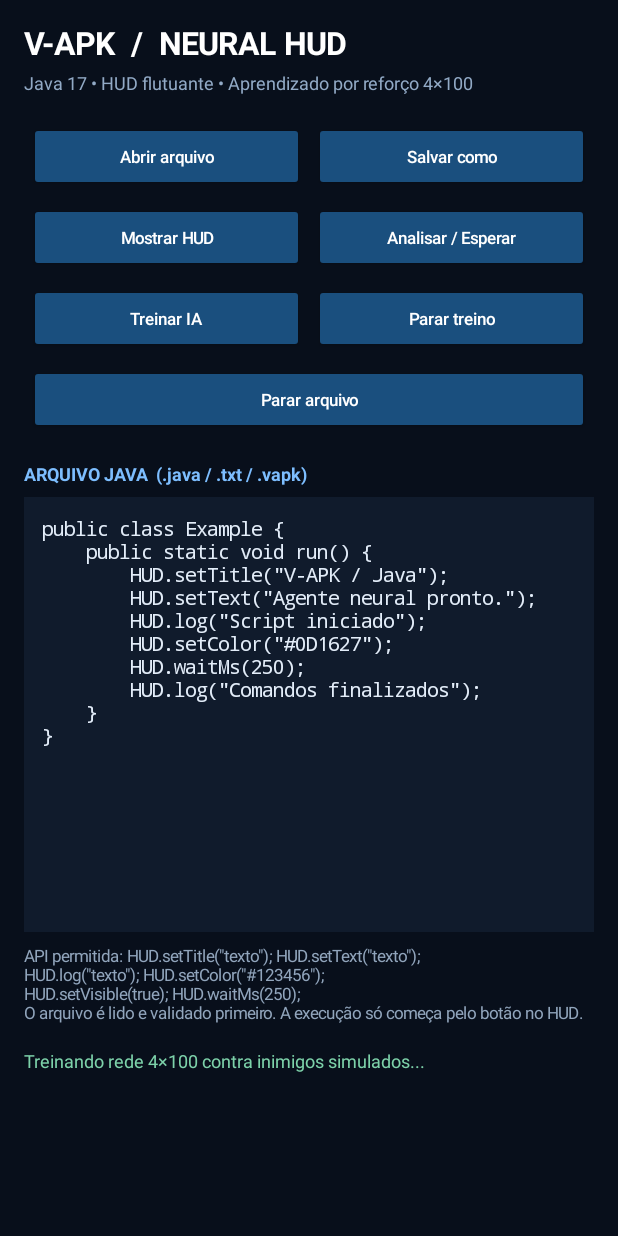
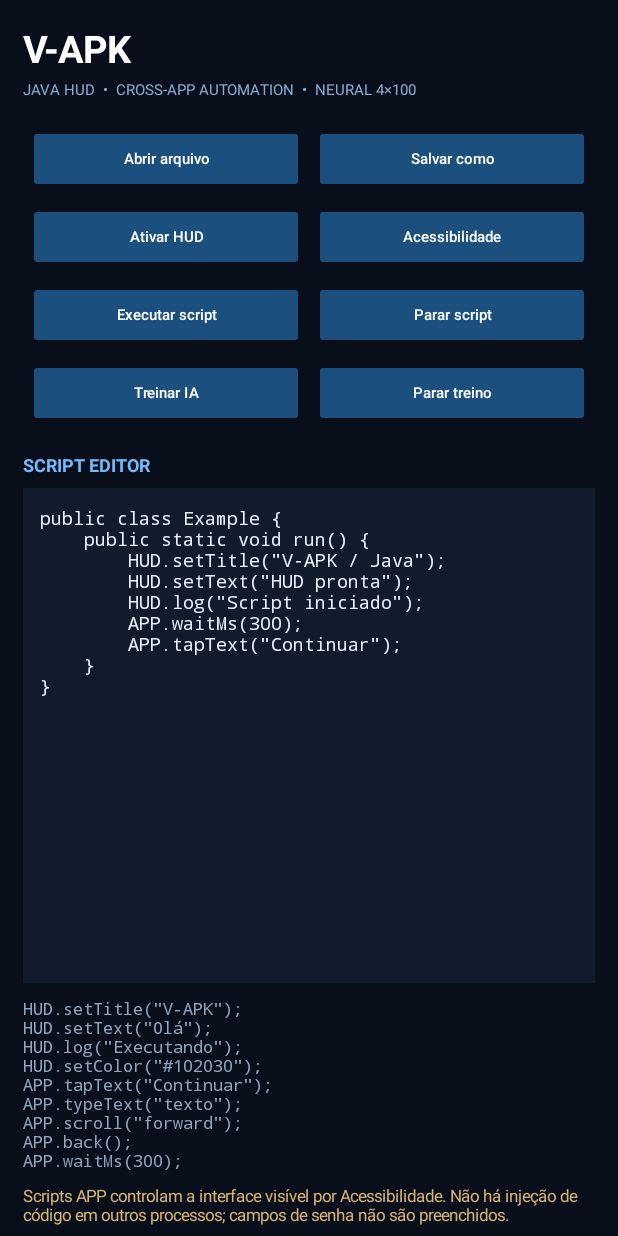
Before and after one commit to japaguimarassi-create/V-APK, an Android app: the screen it shows after launch (MainActivity), on a phone screen of 412 x 824 dp. Run offline under Robolectric (Android 15) with nearby library versions, the phone set to English and light mode, and no system bars.

Commit message:
Rebuild V-APK main interface for controlled cross-app scripts

```diff
--- a/app/src/main/java/com/vapk/hud/MainActivity.java
+++ b/app/src/main/java/com/vapk/hud/MainActivity.java
@@ -1,7 +1,9 @@
 package com.vapk.hud;
 
 import android.app.Activity;
+import android.content.ComponentName;
 import android.content.Intent;
+import android.content.res.ColorStateList;
 import android.graphics.Color;
 import android.graphics.Typeface;
 import android.net.Uri;
@@ -9,7 +11,6 @@ import android.os.Build;
 import android.os.Bundle;
 import android.provider.Settings;
 import android.text.InputType;
-import android.util.Base64;
 import android.view.Gravity;
 import android.view.View;
 import android.widget.Button;
@@ -21,26 +22,25 @@ import android.widget.Toast;
 
 import java.io.ByteArrayOutputStream;
 import java.io.File;
+import java.io.FileOutputStream;
 import java.io.InputStream;
 import java.io.OutputStream;
 import java.nio.charset.StandardCharsets;
+import java.util.Locale;
+import java.util.concurrent.atomic.AtomicBoolean;
 
 public final class MainActivity extends Activity {
-    public static final String EXTRA_HUD_START = "com.vapk.hud.HUD_START";
-    private static final int REQUEST_OPEN = 4101;
-    private static final int REQUEST_SAVE = 4102;
-    private static final int DEFAULT_TRAINING_EPISODES = 120;
-    private static final int MAX_FILE_BYTES = 100_000;
+    private static final int REQUEST_OPEN = 6101;
+    private static final int REQUEST_SAVE = 6102;
+    private static final int TRAINING_EPISODES = 150;
 
     private EditText editor;
     private TextView status;
     private NeuralAgent agent;
-    private ScriptEngine.Plan pendingPlan;
-    private Thread scriptThread;
-    private boolean training;
+    private File modelFile;
+    private final AtomicBoolean cancelScript = new AtomicBoolean(false);
+    private volatile boolean training;
     private volatile boolean scriptRunning;
-    private volatile boolean aiActive;
-    private File modelFile;
 
     private int dp(float value) {
         return (int) (value * getResources().getDisplayMetrics().density + 0.5f);
@@ -49,124 +49,100 @@ public final class MainActivity extends Activity {
     @Override
     protected void onCreate(Bundle savedInstanceState) {
         super.onCreate(savedInstanceState);
-        modelFile = new File(getFilesDir(), "model_4x100.bin");
-        installSeedModel();
+        modelFile = new File(getFilesDir(), "vapk-agent-4x100.bin");
         agent = new NeuralAgent(modelFile);
-        buildInterface();
-        String savedScript = getPreferences(MODE_PRIVATE).getString("pending_script", null);
-        if (savedScript != null) editor.setText(savedScript);
-        prepareScript();
-
-        if (!modelFile.isFile()) startTraining();
-        handleHudIntent(getIntent());
+        buildUi();
     }
 
-    @Override
-    protected void onNewIntent(Intent intent) {
-        super.onNewIntent(intent);
-        setIntent(intent);
-        handleHudIntent(intent);
-    }
-
-    private void handleHudIntent(Intent intent) {
-        if (intent != null && intent.getBooleanExtra(EXTRA_HUD_START, false)) {
-            intent.removeExtra(EXTRA_HUD_START);
-            executePreparedScript();
-        }
-    }
-
-
-    private void installSeedModel() {
-        if (modelFile.exists()) return;
-        try (InputStream input = getAssets().open("pretrained_4x100.b64");
-             ByteArrayOutputStream output = new ByteArrayOutputStream()) {
-            byte[] buffer = new byte[4096];
-            int count;
-            while ((count = input.read(buffer)) != -1) output.write(buffer, 0, count);
-            byte[] decoded = Base64.decode(output.toByteArray(), Base64.DEFAULT);
-            try (java.io.FileOutputStream model = new java.io.FileOutputStream(modelFile)) {
-                model.write(decoded);
-                model.flush();
-            }
-        } catch (Exception ignored) {
-        }
-    }
-
-    private void buildInterface() {
+    private void buildUi() {
         LinearLayout page = new LinearLayout(this);
         page.setOrientation(LinearLayout.VERTICAL);
-        page.setPadding(dp(16), dp(14), dp(16), dp(14));
+        page.setPadding(dp(15), dp(15), dp(15), dp(18));
         page.setBackgroundColor(Color.rgb(8, 15, 27));
 
         TextView heading = new TextView(this);
-        heading.setText("V-APK  /  NEURAL HUD");
+        heading.setText("V-APK");
         heading.setTextColor(Color.WHITE);
-        heading.setTextSize(21);
+        heading.setTextSize(25);
         heading.setTypeface(null, Typeface.BOLD);
         page.addView(heading);
 
-        TextView subheading = new TextView(this);
-        subheading.setText("Java 17 • HUD flutuante • Aprendizado por reforço 4×100");
-        subheading.setTextColor(Color.rgb(146, 170, 198));
-        subheading.setTextSize(12);
-        subheading.setPadding(0, dp(4), 0, dp(14));
-        page.addView(subheading);
+        TextView subtitle = new TextView(this);
+        subtitle.setText("JAVA HUD  •  CROSS-APP AUTOMATION  •  NEURAL 4×100");
+        subtitle.setTextColor(Color.rgb(136, 174, 213));
+        subtitle.setTextSize(10);
+        subtitle.setPadding(0, dp(3), 0, dp(13));
+        page.addView(subtitle);
 
-        LinearLayout rowOne = row(page);
-        addButton(rowOne, "Abrir arquivo", v -> openFile());
-        addButton(rowOne, "Salvar como", v -> saveFile());
+        LinearLayout first = row(page);
+        addButton(first, "Abrir arquivo", v -> openFile());
+        addButton(first, "Salvar como", v -> saveFile());
 
-        LinearLayout rowTwo = row(page);
-        addButton(rowTwo, "Mostrar HUD", v -> showHud());
-        addButton(rowTwo, "Analisar / Esperar", v -> prepareScript());
+        LinearLayout second = row(page);
+        addButton(second, "Ativar HUD", v -> showHud());
+        addButton(second, "Acessibilidade", v -> openAccessibilitySettings());
 
-        LinearLayout rowThree = row(page);
-        addButton(rowThree, "Treinar IA", v -> startTraining());
-        addButton(rowThree, "Parar treino", v -> stopTraining());
+        LinearLayout third = row(page);
+        addButton(third, "Executar script", v -> runScript());
+        addButton(third, "Parar script", v -> stopScript());
 
-        LinearLayout rowFour = row(page);
-        addButton(rowFour, "Parar arquivo", v -> stopScript());
+        LinearLayout fourth = row(page);
+        addButton(fourth, "Treinar IA", v -> startTraining());
+        addButton(fourth, "Parar treino", v -> stopTraining());
 
         TextView editorLabel = new TextView(this);
-        editorLabel.setText("ARQUIVO JAVA  (.java / .txt / .vapk)");
-        editorLabel.setTextColor(Color.rgb(125, 190, 255));
+        editorLabel.setText("SCRIPT EDITOR");
+        editorLabel.setTextColor(Color.rgb(113, 187, 255));
         editorLabel.setTextSize(12);
         editorLabel.setTypeface(null, Typeface.BOLD);
-        editorLabel.setPadding(0, dp(14), 0, dp(7));
+        editorLabel.setPadding(0, dp(13), 0, dp(7));
         page.addView(editorLabel);
 
         editor = new EditText(this);
-        editor.setTextColor(Color.rgb(227, 237, 249));
-        editor.setHintTextColor(Color.rgb(110, 130, 153));
-        editor.setHint("Cole aqui os comandos da API HUD...");
-        editor.setTextSize(13);
+        editor.setTextColor(Color.rgb(231, 239, 249));
+        editor.setHintTextColor(Color.rgb(113, 132, 154));
+        editor.setHint("Escreva ou abra um arquivo Java...");
+        editor.setTextSize(12);
         editor.setTypeface(Typeface.MONOSPACE);
         editor.setGravity(Gravity.TOP | Gravity.START);
-        editor.setInputType(InputType.TYPE_CLASS_TEXT
-            | InputType.TYPE_TEXT_FLAG_MULTI_LINE
+        editor.setInputType(InputType.TYPE_CLASS_TEXT | InputType.TYPE_TEXT_FLAG_MULTI_LINE
             | InputType.TYPE_TEXT_FLAG_NO_SUGGESTIONS);
         editor.setSingleLine(false);
-        editor.setMinLines(14);
-        editor.setPadding(dp(12), dp(12), dp(12), dp(12));
+        editor.setMinLines(16);
+        editor.setPadding(dp(11), dp(11), dp(11), dp(11));
         editor.setBackgroundColor(Color.rgb(16, 27, 44));
         page.addView(editor, new LinearLayout.LayoutParams(
-            LinearLayout.LayoutParams.MATCH_PARENT, dp(290)));
+            LinearLayout.LayoutParams.MATCH_PARENT, dp(330)));
 
-        TextView api = new TextView(this);
-        api.setText("API permitida: HUD.setTitle(\"texto\"); HUD.setText(\"texto\");\n"
-            + "HUD.log(\"texto\"); HUD.setColor(\"#123456\");\n"
-            + "HUD.setVisible(true); HUD.waitMs(250);\n"
-            + "O arquivo é lido e validado primeiro. A execução só começa pelo botão no HUD.");
-        api.setTextColor(Color.rgb(145, 165, 188));
-        api.setTextSize(11);
-        api.setPadding(0, dp(8), 0, dp(8));
-        page.addView(api);
+        TextView help = new TextView(this);
+        help.setText(
+            "HUD.setTitle(\"V-APK\");\n"
+            + "HUD.setText(\"Olá\");\n"
+            + "HUD.log(\"Executando\");\n"
+            + "HUD.setColor(\"#102030\");\n"
+            + "APP.tapText(\"Continuar\");\n"
+            + "APP.typeText(\"texto\");\n"
+            + "APP.scroll(\"forward\");\n"
+            + "APP.back();\n"
+            + "APP.waitMs(300);"
+        );
+        help.setTextColor(Color.rgb(146, 167, 190));
+        help.setTextSize(11);
+        help.setTypeface(Typeface.MONOSPACE);
+        help.setPadding(0, dp(9), 0, dp(8));
+        page.addView(help);
+
+        TextView warning = new TextView(this);
+        warning.setText("Scripts APP controlam a interface visível por Acessibilidade. "
+            + "Não há injeção de código em outros processos; campos de senha não são preenchidos.");
+        warning.setTextColor(Color.rgb(218, 180, 115));
+        warning.setTextSize(11);
+        page.addView(warning);
 
         status = new TextView(this);
-        status.setText("Inicializando...");
-        status.setTextColor(Color.rgb(125, 210, 170));
+        status.setTextColor(Color.rgb(130, 215, 174));
         status.setTextSize(12);
-        status.setPadding(0, dp(8), 0, dp(8));
+        status.setPadding(0, dp(10), 0, dp(8));
         page.addView(status);
 
         ScrollView scroll = new ScrollView(this);
@@ -178,135 +154,134 @@ public final class MainActivity extends Activity {
             "public class Example {\n"
             + "    public static void run() {\n"
             + "        HUD.setTitle(\"V-APK / Java\");\n"
-            + "        HUD.setText(\"Agente neural pronto.\");\n"
+            + "        HUD.setText(\"HUD pronta\");\n"
             + "        HUD.log(\"Script iniciado\");\n"
-            + "        HUD.setColor(\"#0D1627\");\n"
-            + "        HUD.waitMs(250);\n"
-            + "        HUD.log(\"Comandos finalizados\");\n"
+            + "        APP.waitMs(300);\n"
+            + "        APP.tapText(\"Continuar\");\n"
             + "    }\n"
             + "}\n"
         );
+        refreshStatus();
     }
 
-    private LinearLayout row(LinearLayout parent) {
+    private LinearLayout row(LinearLayout page) {
         LinearLayout row = new LinearLayout(this);
         row.setOrientation(LinearLayout.HORIZONTAL);
-        row.setPadding(0, dp(4), 0, dp(4));
-        parent.addView(row);
+        row.setPadding(0, dp(3), 0, dp(3));
+        page.addView(row);
         return row;
     }
 
-    private void addButton(LinearLayout row, String text, View.OnClickListener listener) {
+    private void addButton(LinearLayout row, String label, View.OnClickListener click) {
         Button button = new Button(this);
-        button.setText(text);
-        button.setTextSize(11);
+        button.setText(label);
+        button.setTextSize(10);
         button.setAllCaps(false);
         button.setTextColor(Color.WHITE);
-        button.setBackgroundTintList(android.content.res.ColorStateList.valueOf(Color.rgb(26, 79, 126)));
-        LinearLayout.LayoutParams params = new LinearLayout.LayoutParams(0, dp(46), 1);
+        button.setBackgroundTintList(ColorStateList.valueOf(Color.rgb(27, 79, 125)));
+        LinearLayout.LayoutParams params = new LinearLayout.LayoutParams(0, dp(45), 1);
         params.setMargins(dp(3), 0, dp(3), 0);
         row.addView(button, params);
-        button.setOnClickListener(listener);
+        button.setOnClickListener(click);
     }
 
     private boolean hasOverlayPermission() {
         return Build.VERSION.SDK_INT < Build.VERSION_CODES.M || Settings.canDrawOverlays(this);
     }
 
+    private boolean isAccessibilityEnabled() {
+        String enabled = Settings.Secure.getString(
+            getContentResolver(), Settings.Secure.ENABLED_ACCESSIBILITY_SERVICES
+        );
+        if (enabled == null) return false;
+        String component = new ComponentName(this, AutomationAccessibilityService.class).flattenToString();
+        for (String item : enabled.split(":")) {
+            if (component.equalsIgnoreCase(item)) return true;
+        }
+        return false;
+    }
+
+    private void refreshStatus() {
+        setStatus("HUD: " + (hasOverlayPermission() ? "permitida" : "aguardando permissão")
+            + "  •  Acessibilidade: " + (isAccessibilityEnabled() ? "ativa" : "desativada")
+            + "  •  IA: " + (modelFile.exists() ? "modelo salvo" : "inicializando"));
+    }
+
     private void showHud() {
         if (!hasOverlayPermission()) {
-            Intent intent = new Intent(Settings.ACTION_MANAGE_OVERLAY_PERMISSION,
-                Uri.parse("package:" + getPackageName()));
-            startActivity(intent);
-            Toast.makeText(this, "Autorize a sobreposição e toque em Mostrar HUD novamente.",
-                Toast.LENGTH_LONG).show();
+            startActivity(new Intent(Settings.ACTION_MANAGE_OVERLAY_PERMISSION,
+                Uri.parse("package:" + getPackageName())));
+            toast("Permita exibir sobre outros apps e toque em Ativar HUD novamente.");
             return;
         }
         startService(new Intent(this, HudOverlayService.class));
-        setStatus("HUD iniciada. Use o botão LIGAR IA + EXECUTAR.");
+        setStatus("HUD flutuante iniciada.");
     }
 
-    private void prepareScript() {
-        try {
-            pendingPlan = ScriptEngine.analyze(editor.getText().toString());
-            getPreferences(MODE_PRIVATE).edit()
-                    .putString("pending_script", editor.getText().toString())
-                    .apply();
-            aiActive = false;
-            setStatus("ARQUIVO LIDO: " + pendingPlan.summary + " • IA EM ESPERA");
-            HudOverlayService.command("setTitle", "V-APK | IA EM ESPERA");
-            HudOverlayService.command("setStatus", "Arquivo analisado. Aguardando botão de ativação.");
-        } catch (Exception error) {
-            pendingPlan = null;
-            getPreferences(MODE_PRIVATE).edit().remove("pending_script").apply();
-            setStatus("ANÁLISE RECUSADA: " + error.getMessage());
-            HudOverlayService.command("setStatus", "Arquivo inválido. Nada foi executado.");
-        }
+    private void openAccessibilitySettings() {
+        startActivity(new Intent(Settings.ACTION_ACCESSIBILITY_SETTINGS));
+        toast("Ative V-APK Automation em Serviços instalados.");
     }
 
-    private void executePreparedScript() {
+    private void runScript() {
         if (scriptRunning) {
-            setStatus("Já existe um arquivo em execução.");
+            setStatus("Já existe um script em execução.");
             return;
-        }
-        if (pendingPlan == null) {
-            prepareScript();
-            if (pendingPlan == null) {
-                Toast.makeText(this, "Carregue ou corrija um arquivo antes de executar.",
-                    Toast.LENGTH_LONG).show();
-                return;
-            }
         }
         if (!hasOverlayPermission()) {
             showHud();
             return;
         }
 
-        ScriptEngine.Plan plan = pendingPlan;
+        startService(new Intent(this, HudOverlayService.class));
+        cancelScript.set(false);
         scriptRunning = true;
-        aiActive = false;
-        setStatus("HUD acionada. Aguardando o evento de início do arquivo...");
-        scriptThread = new Thread(() -> {
+        String source = editor.getText().toString();
+        setStatus("Validando script...");
+
+        new Thread(() -> {
             try {
-                String result = ScriptEngine.execute(plan, HudOverlayService::command, () -> {
-                    aiActive = true;
-                    HudOverlayService.command("setTitle", "V-APK | IA ATIVA");
-                    HudOverlayService.command("setStatus", "SCRIPT_STARTED detectado • IA ligada");
-                    runOnUiThread(() -> setStatus("INÍCIO DO ARQUIVO DETECTADO — IA ATIVA"));
-                });
+                ScriptEngine.Host host = new ScriptEngine.Host() {
+                    @Override
+                    public void hud(String command, String value) {
+                        HudOverlayService.command(command, value);
+                    }
 
-                runOnUiThread(() -> {
-                    aiActive = false;
-                    HudOverlayService.command("setTitle", "V-APK | IA EM ESPERA");
-                    HudOverlayService.command("setStatus", "Arquivo concluído. Aguardando novo acionamento.");
-                    setStatus(result + " • IA voltou ao modo de espera.");
-                });
-            } catch (InterruptedException error) {
-                Thread.currentThread().interrupt();
-                runOnUiThread(() -> {
-                    aiActive = false;
-                    HudOverlayService.command("setTitle", "V-APK | IA EM ESPERA");
-                    HudOverlayService.command("setStatus", "Execução cancelada.");
-                    setStatus("Execução interrompida.");
-                });
+                    @Override
+                    public String app(String command, String value) throws Exception {
+                        if (!isAccessibilityEnabled()) {
+                            throw new IllegalStateException(
+                                "Ative Acessibilidade antes de executar comandos APP."
+                            );
+                        }
+                        String result = AutomationAccessibilityService.executeCommand(command, value);
+                        HudOverlayService.command("log", result);
+                        return result;
+                    }
+
+                    @Override
+                    public boolean isCancelled() {
+                        return cancelScript.get();
+                    }
+                };
+
+                String result = new ScriptEngine(host).execute(source);
+                runOnUiThread(() -> setStatus(result));
             } catch (Exception error) {
-                runOnUiThread(() -> setStatus("Falha na execução: " + error.getMessage()));
+                runOnUiThread(() -> setStatus("Script encerrado: " + error.getMessage()));
             } finally {
                 scriptRunning = false;
-                scriptThread = null;
             }
-        }, "VAPK-Script");
-        scriptThread.start();
+        }, "VAPK-Script").start();
     }
 
     private void stopScript() {
-        Thread current = scriptThread;
-        if (current != null) current.interrupt();
-        scriptRunning = false;
-        aiActive = false;
-        HudOverlayService.command("setTitle", "V-APK | IA EM ESPERA");
-        HudOverlayService.command("setStatus", "Execução parada pelo usuário.");
-        setStatus("Execução parada.");
+        if (!scriptRunning) {
+            setStatus("Nenhum script está em execução.");
+            return;
+        }
+        cancelScript.set(true);
+        setStatus("Cancelamento solicitado.");
     }
 
     private void openFile() {
@@ -320,7 +295,7 @@ public final class MainActivity extends Activity {
         Intent intent = new Intent(Intent.ACTION_CREATE_DOCUMENT);
         intent.addCategory(Intent.CATEGORY_OPENABLE);
         intent.setType("text/plain");
-        intent.putExtra(Intent.EXTRA_TITLE, "vapk-script.java");
+        intent.putExtra(Intent.EXTRA_TITLE, "vapk-automation.java");
         startActivityForResult(intent, REQUEST_SAVE);
     }
 
@@ -338,22 +313,19 @@ public final class MainActivity extends Activity {
                 int count;
                 while ((count = input.read(buffer)) != -1) {
                     output.write(buffer, 0, count);
-                    if (output.size() > MAX_FILE_BYTES) {
-                        throw new IllegalArgumentException("Limite de 100 KB excedido.");
-                    }
+                    if (output.size() > 100_000) throw new IllegalArgumentException("Limite de 100 KB excedido.");
                 }
                 editor.setText(output.toString("UTF-8"));
-                prepareScript();
+                setStatus("Arquivo carregado.");
             } catch (Exception error) {
-                pendingPlan = null;
-                setStatus("Falha ao abrir/analisar: " + error.getMessage());
+                setStatus("Falha ao abrir: " + error.getMessage());
             }
         } else if (requestCode == REQUEST_SAVE) {
             try (OutputStream output = getContentResolver().openOutputStream(uri)) {
                 if (output == null) throw new IllegalStateException("Não foi possível salvar o arquivo.");
                 output.write(editor.getText().toString().getBytes(StandardCharsets.UTF_8));
                 output.flush();
-                prepareScript();
+                setStatus("Arquivo salvo.");
             } catch (Exception error) {
                 setStatus("Falha ao salvar: " + error.getMessage());
             }
@@ -366,34 +338,29 @@ public final class MainActivity extends Activity {
             return;
         }
         training = true;
-        setStatus("Treinando rede 4×100 contra inimigos simulados...");
-        new Thread(() -> agent.train(modelFile, DEFAULT_TRAINING_EPISODES, new NeuralAgent.Listener() {
+        setStatus("Treinando agente 4×100 contra inimigos simulados...");
+        new Thread(() -> agent.train(modelFile, TRAINING_EPISODES, new NeuralAgent.Listener() {
             @Override
             public void onProgress(int episode, int total, int recentWins, double epsilon) {
-                runOnUiThread(() -> setStatus("Treino " + episode + "/" + total
-                    + " • vitórias recentes: " + recentWins
-                    + " • exploração: " + String.format(java.util.Locale.US, "%.2f", epsilon)));
+                runOnUiThread(() -> setStatus("Episódio " + episode + "/" + total
+                    + "  •  vitórias recentes: " + recentWins
+                    + "  •  exploração: " + String.format(Locale.US, "%.2f", epsilon)));
             }
 
             @Override
-            public void onComplete(int wins, int games, File file) {
+            public void onComplete(int wins, int games, File saved) {
+                training = false;
                 runOnUiThread(() -> {
-                    training = false;
-                    if (games == 0) {
-                        setStatus("Treino interrompido. Pesos parciais salvos.");
-                    } else {
-                        setStatus("Treinamento concluído. Avaliação: " + wins + "/" + games
-                            + " vitórias. Modelo salvo.");
-                    }
+                    if (games == 0) setStatus("Treino parado. Pesos parciais salvos.");
+                    else setStatus("Avaliação do simulador: " + wins + "/" + games
+                        + " vitórias. Modelo salvo no dispositivo.");
                 });
             }
 
             @Override
             public void onError(Exception error) {
-                runOnUiThread(() -> {
-                    training = false;
-                    setStatus("Erro no treinamento: " + error.getMessage());
-                });
+                training = false;
+                runOnUiThread(() -> setStatus("Falha no treino: " + error.getMessage()));
             }
         })).start();
     }
@@ -404,17 +371,27 @@ public final class MainActivity extends Activity {
             return;
         }
         agent.stop();
-        setStatus("Solicitando parada segura e salvamento dos pesos...");
+        setStatus("Parada solicitada; salvando o modelo...");
     }
 
     private void setStatus(String message) {
         if (status != null) status.setText(message);
     }
 
+    private void toast(String message) {
+        Toast.makeText(this, message, Toast.LENGTH_LONG).show();
+    }
+
+    @Override
+    protected void onResume() {
+        super.onResume();
+        refreshStatus();
+    }
+
     @Override
     protected void onDestroy() {
+        cancelScript.set(true);
         if (training && agent != null) agent.stop();
-        if (scriptThread != null) scriptThread.interrupt();
         super.onDestroy();
     }
 }
```
